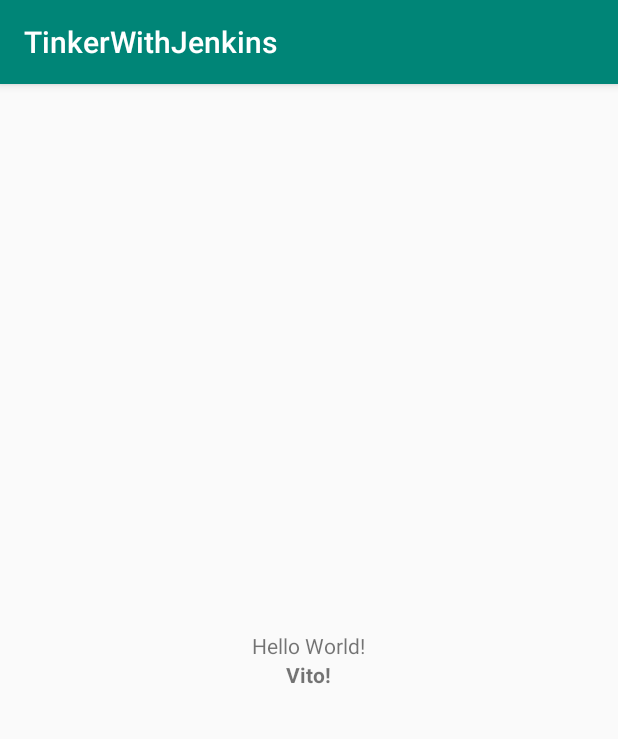
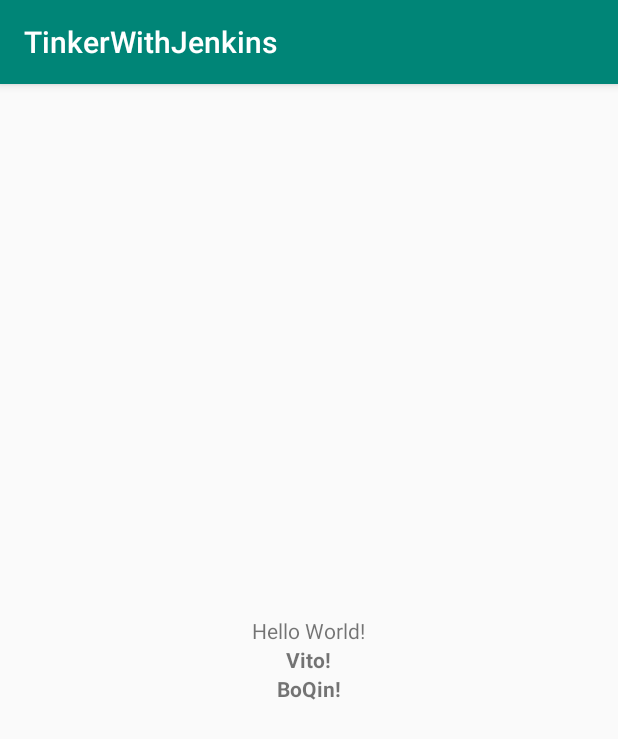
Before and after one commit to booqin/TinkerWithJenkins, an Android app: the screen it shows after launch (MainActivity), on a phone screen of 412 x 824 dp. Shown: the top 739 px of the screen. Run offline under Robolectric (Android 15) with nearby library versions, the phone set to English and light mode, and no system bars.

Commit message:
ui change

```diff
--- a/app/src/main/res/layout/activity_main.xml
+++ b/app/src/main/res/layout/activity_main.xml
@@ -25,5 +25,14 @@
         app:layout_constraintLeft_toLeftOf="parent"
         app:layout_constraintRight_toRightOf="parent"
         app:layout_constraintTop_toTopOf="parent" />
+    <TextView
+        android:layout_width="wrap_content"
+        android:layout_height="wrap_content"
+        android:text="BoQin!"
+        android:textStyle="bold"
+        app:layout_constraintBottom_toBottomOf="parent"
+        app:layout_constraintLeft_toLeftOf="parent"
+        app:layout_constraintRight_toRightOf="parent"
+        app:layout_constraintTop_toTopOf="parent" />
 
 </LinearLayout>
```
